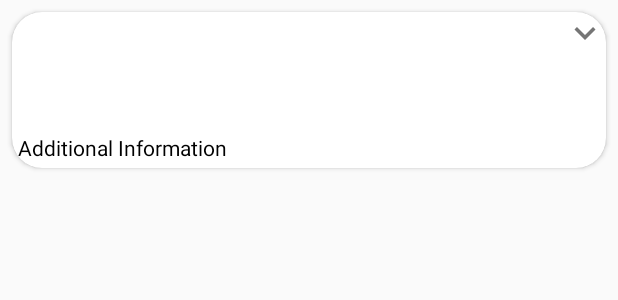
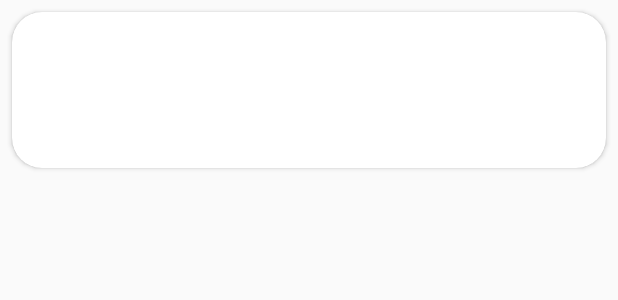
Before and after one commit to egeberkozcan/CryptoTracker, an Android app: the layout row_layout.xml on its own in the app's theme, with its tools: preview values and no code run, on a phone screen of 412 x 824 dp. Shown: the top 300 px of the screen. Run offline under Robolectric (Android 15) with nearby library versions, the phone set to English and light mode, and no system bars; network calls fail.

Commit message:
Removed the expand feature.

```diff
--- a/app/src/main/java/com/example/retrofitkotlin/model/CryptoModel.kt
+++ b/app/src/main/java/com/example/retrofitkotlin/model/CryptoModel.kt
@@ -21,7 +21,6 @@ data class CryptoModel(
     var isExpanded: Boolean = false
 
 ): Parcelable {
-
     constructor(parcel: Parcel) : this(
 
         parcel.readString()!!,
@@ -38,7 +37,6 @@ data class CryptoModel(
         parcel.readString()!!,
         parcel.readString()!!
     )
-
     override fun writeToParcel(parcel: Parcel, flags: Int) {
         parcel.writeString(name)
         parcel.writeDouble(price)
@@ -54,19 +52,15 @@ data class CryptoModel(
         parcel.writeString(websiteUrl)
         parcel.writeString(id)
     }
-
     override fun describeContents(): Int {
         return 0
     }
-
     companion object CREATOR : Parcelable.Creator<CryptoModel> {
         override fun createFromParcel(parcel: Parcel): CryptoModel {
             return CryptoModel(parcel)
         }
-
         override fun newArray(size: Int): Array<CryptoModel?> {
             return arrayOfNulls(size)
         }
     }
-
 }
--- a/app/src/main/java/com/example/retrofitkotlin/ui/home/MainActivity.kt
+++ b/app/src/main/java/com/example/retrofitkotlin/ui/home/MainActivity.kt
@@ -38,7 +38,7 @@ class MainActivity : AppCompatActivity(), HomePageAdapter.OnItemClickListener {
     private var compositeDisposable: CompositeDisposable? = null
     private lateinit var actionBar: ActionBar
     private lateinit var fireBaseAuth: FirebaseAuth
-    private val REFRESH_DELAY: Long = 20000
+    private val REFRESH_DELAY: Long = 10000
     private val handler: Handler = Handler(Looper.getMainLooper())
     private lateinit var refreshRunnable: Runnable
 
--- a/app/src/main/java/com/example/retrofitkotlin/ui/login/SignInActivity.kt
+++ b/app/src/main/java/com/example/retrofitkotlin/ui/login/SignInActivity.kt
@@ -106,7 +106,6 @@ class SignInActivity: AppCompatActivity() {
             }
         }
     }
-
     private fun validateData() {
         email = binding.emailAdress.text.toString().trim()
         password = binding.signInPassword.text.toString().trim()
--- a/app/src/main/res/layout/row_layout.xml
+++ b/app/src/main/res/layout/row_layout.xml
@@ -78,34 +78,4 @@
         </LinearLayout>
     </LinearLayout>
 
-        <LinearLayout
-            android:layout_width="match_parent"
-            android:layout_height="wrap_content"
-            android:orientation="vertical">
-
-            <ImageView
-                android:layout_width="wrap_content"
-                android:layout_height="wrap_content"
-                android:id="@+id/expandIcon"
-                android:src="@drawable/baseline_expand_more_24"
-                android:layout_gravity="end" />
-
-        </LinearLayout>
-
-        <LinearLayout
-            android:layout_width="match_parent"
-            android:layout_height="wrap_content"
-            android:layout_gravity="bottom"
-            android:id="@+id/expandedLayout">
-
-            <TextView
-                android:layout_width="match_parent"
-                android:layout_height="wrap_content"
-                android:id="@+id/additionalInformation"
-                android:padding="4dp"
-                android:text="Additional Information"
-                android:textColor="@color/black" />
-
-        </LinearLayout>
-
 </androidx.cardview.widget.CardView>
```
Also changed, not shown: app/src/main/java/com/example/retrofitkotlin/adapter/HomePageAdapter.kt (+0 -25 lines). Lines whose indentation alone changed are shown as unchanged.
